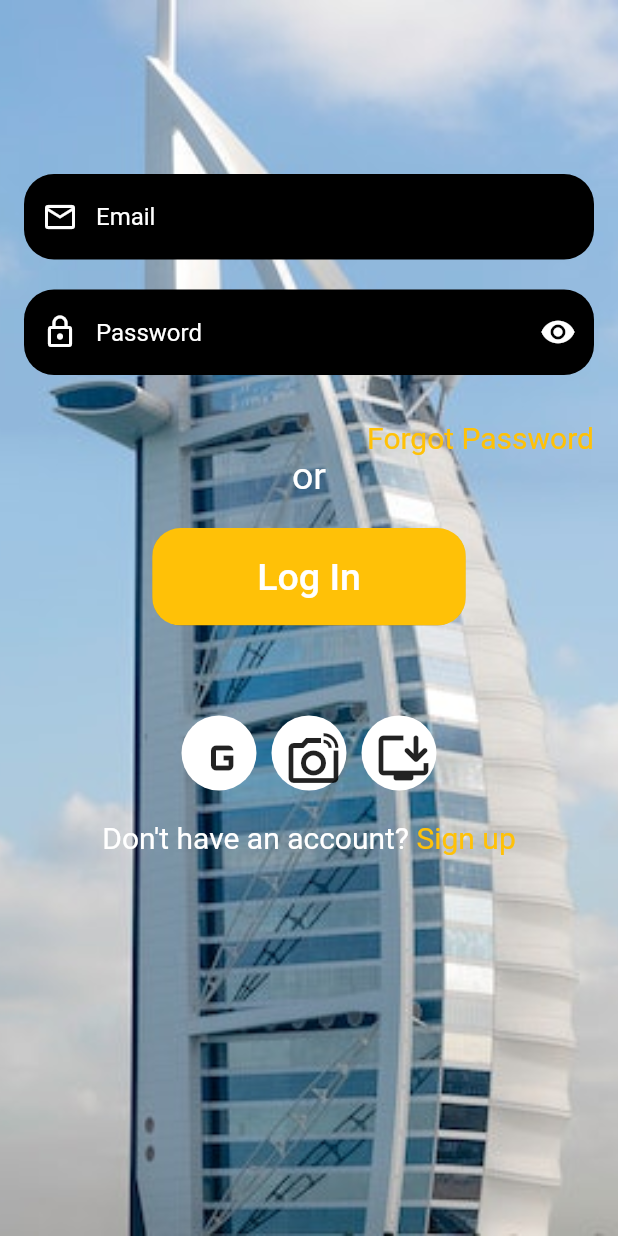
After one commit to Bonnahjohn/hotel, a Flutter app: the Signin screen opened directly, on a phone screen of 412 x 824 dp. The commit adds this screen. Run offline on Flutter 3.47's test engine with Material 2 defaults, Android fonts, the phone set to English and light mode, and no system bars; our stand-ins replace get.

Commit message:
the auth ui  pages is done for now except the logics behind it

```diff
--- /dev/null
+++ b/hotels/lib/pages/auth/signin.dart
@@ -0,0 +1,231 @@
+// ignore_for_file: depend_on_referenced_packages, prefer_const_constructors
+
+import 'package:flutter/gestures.dart';
+import 'package:flutter/material.dart';
+import 'package:get/get.dart';
+import 'package:hotels/pages/auth/signup.dart';
+import 'package:hotels/pages/home.dart';
+
+class Signin extends StatefulWidget {
+  const Signin({super.key});
+
+  @override
+  State<Signin> createState() => _SigninState();
+}
+
+class _SigninState extends State<Signin> {
+  @override
+  Widget build(BuildContext context) {
+    return Scaffold(
+      body: Container(
+        width: double.infinity,
+        height: double.infinity,
+        decoration: const BoxDecoration(
+            image: DecorationImage(
+                image: AssetImage('assets/sup.jpg'), fit: BoxFit.cover)),
+        child: Formin(),
+      ),
+    );
+  }
+}
+
+class Formin extends StatefulWidget {
+  const Formin({super.key});
+
+  @override
+  State<Formin> createState() => _ForminState();
+}
+
+class _ForminState extends State<Formin> {
+  @override
+  Widget build(BuildContext context) {
+    return Form(
+        child: SingleChildScrollView(
+      child: SafeArea(
+        child: Padding(
+          padding: const EdgeInsets.all(16.0),
+          child: Column(
+            crossAxisAlignment: CrossAxisAlignment.start,
+            children: [
+              SizedBox(
+                height: 100,
+              ),
+
+              TextFormField(
+                autocorrect: true,
+                decoration: InputDecoration(
+                    prefixIcon: Icon(
+                      Icons.mail_outline,
+                      color: Colors.white,
+                    ),
+                    hintText: 'Email',
+                    hintStyle: TextStyle(color: Colors.white),
+                    contentPadding:
+                        EdgeInsets.symmetric(vertical: 19, horizontal: 20),
+                    fillColor: Colors.black,
+                    filled: true,
+                    border: OutlineInputBorder(
+                        borderSide: BorderSide.none,
+                        borderRadius: BorderRadius.all(Radius.circular(20)))),
+              ),
+
+              //password mmmmmmmmmmmmmmmmm
+              SizedBox(
+                height: 20,
+              ),
+              TextFormField(
+                autocorrect: true,
+                decoration: InputDecoration(
+                    suffixIcon: Icon(
+                      Icons.remove_red_eye,
+                      color: Colors.white,
+                    ),
+                    prefixIcon: Icon(
+                      Icons.lock_outline,
+                      color: Colors.white,
+                    ),
+                    hintText: 'Password',
+                    hintStyle: TextStyle(color: Colors.white),
+                    contentPadding:
+                        EdgeInsets.symmetric(vertical: 19, horizontal: 20),
+                    fillColor: Colors.black,
+                    filled: true,
+                    border: OutlineInputBorder(
+                        borderSide: BorderSide.none,
+                        borderRadius: BorderRadius.all(Radius.circular(20)))),
+              ),
+              SizedBox(
+                height: 30,
+              ),
+              Row(
+                mainAxisAlignment: MainAxisAlignment.end,
+                children: [
+                  GestureDetector(
+                    onTap: () {
+                      Get.snackbar(
+                          colorText: Colors.red,
+                          'Under maintenance',
+                          'Still working on the forgot password page');
+                    },
+                    child: Text(
+                      'Forgot Password',
+                      style: TextStyle(fontSize: 20, color: Colors.amber),
+                      textAlign: TextAlign.right,
+                    ),
+                  ),
+                ],
+              ),
+              Center(
+                child: Text(
+                  'or',
+                  style: TextStyle(fontSize: 25, color: Colors.white),
+                ),
+              ),
+              //signing button mmmmmmmmmmmmmmmmm
+              SizedBox(
+                height: 20,
+              ),
+              Center(
+                child: ClipRRect(
+                  borderRadius: BorderRadius.all(Radius.circular(19)),
+                  child: ElevatedButton(
+                      style: ButtonStyle(
+                          backgroundColor:
+                              MaterialStatePropertyAll(Colors.amber),
+                          padding: MaterialStatePropertyAll(
+                              EdgeInsets.symmetric(
+                                  vertical: 18, horizontal: 70))),
+                      onPressed: () {
+                        Get.to(() => Myhome());
+                      },
+                      child: Text(
+                        'Log In',
+                        style: TextStyle(fontSize: 25),
+                      )),
+                ),
+              ),
+              //sign with ... mmmmmmmmmmmmmmmmm
+              SizedBox(
+                height: 40,
+              ),
+
+              SizedBox(
+                height: 20,
+              ),
+              Row(
+                mainAxisAlignment: MainAxisAlignment.center,
+                children: [
+                  Container(
+                    width: 50,
+                    height: 50,
+                    decoration: BoxDecoration(
+                        color: Colors.white,
+                        borderRadius: BorderRadius.circular(180)),
+                    child: IconButton(
+                        onPressed: () {},
+                        icon: Icon(
+                          Icons.g_mobiledata_outlined,
+                          size: 40,
+                        )),
+                  ),
+                  SizedBox(
+                    width: 10,
+                  ),
+                  Container(
+                    width: 50,
+                    height: 50,
+                    decoration: BoxDecoration(
+                        color: Colors.white,
+                        borderRadius: BorderRadius.circular(180)),
+                    child: IconButton(
+                        onPressed: () {},
+                        icon: Icon(
+                          Icons.linked_camera_outlined,
+                          size: 40,
+                        )),
+                  ),
+                  SizedBox(
+                    width: 10,
+                  ),
+                  Container(
+                    width: 50,
+                    height: 50,
+                    decoration: BoxDecoration(
+                        color: Colors.white,
+                        borderRadius: BorderRadius.circular(180)),
+                    child: IconButton(
+                        onPressed: () {},
+                        icon: Icon(
+                          Icons.install_desktop_rounded,
+                          size: 40,
+                        )),
+                  )
+                ],
+              ),
+              SizedBox(
+                height: 20,
+              ),
+              Center(
+                child: Text.rich(
+                  style: TextStyle(color: Colors.white),
+                  TextSpan(
+                      style: TextStyle(fontSize: 20),
+                      text: 'Don\'t have an account?',
+                      children: [
+                        TextSpan(
+                            text: ' Sign up',
+                            style: TextStyle(color: Colors.amber),
+                            recognizer: TapGestureRecognizer()
+                              ..onTap = () {
+                                Get.to(() => LoginPage());
+                              })
+                      ]),
+                ),
+              )
+            ],
+          ),
+        ),
+      ),
+    ));
+  }
+}
--- a/hotels/lib/pages/auth/login.dart
+++ b/hotels/lib/pages/auth/signup.dart
@@ -1,8 +1,9 @@
-// ignore_for_file: prefer_const_literals_to_create_immutables, prefer_const_constructors
+// ignore_for_file: prefer_const_literals_to_create_immutables, prefer_const_constructors, depend_on_referenced_packages
 
 import 'package:flutter/gestures.dart';
 import 'package:flutter/material.dart';
 import 'package:get/get.dart';
+import 'package:hotels/pages/auth/signin.dart';
 
 class LoginPage extends StatefulWidget {
   const LoginPage({super.key});
@@ -100,6 +101,10 @@ class _FormsControlState extends State<FormsControl> {
               TextFormField(
                 autocorrect: true,
                 decoration: InputDecoration(
+                    suffixIcon: Icon(
+                      Icons.remove_red_eye,
+                      color: Colors.white,
+                    ),
                     prefixIcon: Icon(
                       Icons.lock_outline,
                       color: Colors.white,
@@ -213,7 +218,7 @@ class _FormsControlState extends State<FormsControl> {
                             style: TextStyle(color: Colors.amber),
                             recognizer: TapGestureRecognizer()
                               ..onTap = () {
-                                Get.snackbar('Still waiting', 'Ogya');
+                                Get.to(() => Signin());
                               })
                       ]),
                 ),
--- /dev/null
+++ b/hotels/lib/pages/home.dart
@@ -0,0 +1,16 @@
+import 'package:get/get.dart';
+import 'package:flutter/material.dart';
+
+class Myhome extends StatefulWidget {
+  const Myhome({super.key});
+
+  @override
+  State<Myhome> createState() => _MyhomeState();
+}
+
+class _MyhomeState extends State<Myhome> {
+  @override
+  Widget build(BuildContext context) {
+    return const Placeholder();
+  }
+}
--- a/hotels/lib/pages/splash.dart
+++ b/hotels/lib/pages/splash.dart
@@ -3,7 +3,7 @@
 import 'dart:async';
 
 import 'package:flutter/material.dart';
-import 'package:hotels/pages/auth/login.dart';
+import 'package:hotels/pages/auth/signup.dart';
 import 'package:get/get.dart';
 
 class SplashScreen extends StatefulWidget {
```
